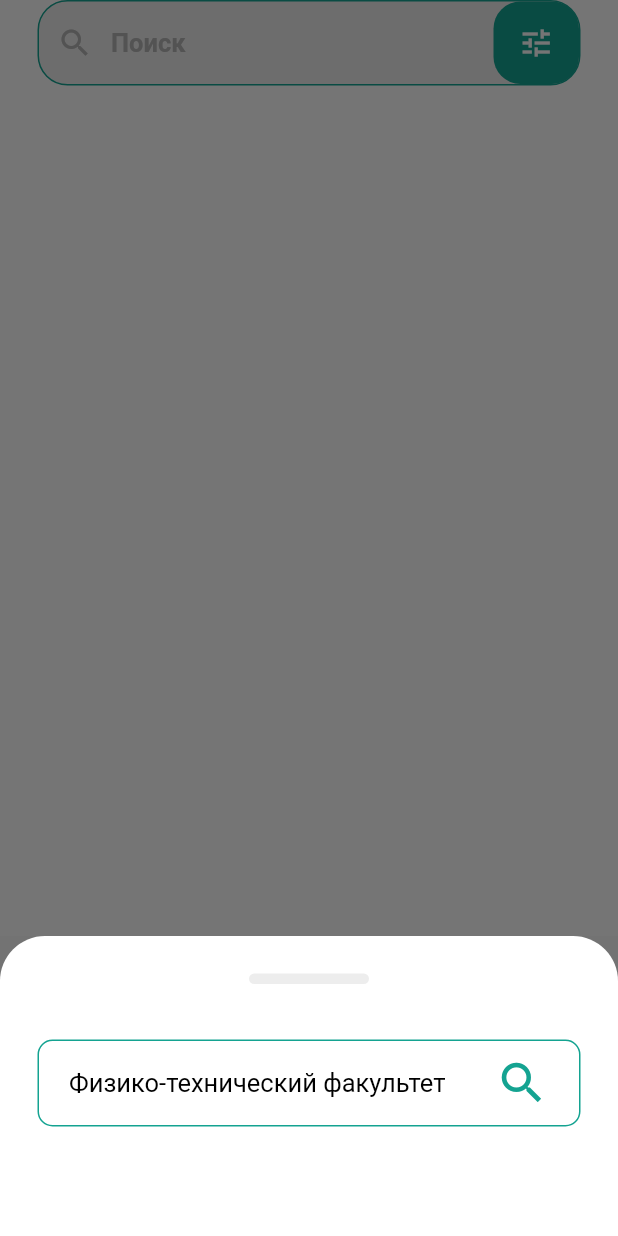
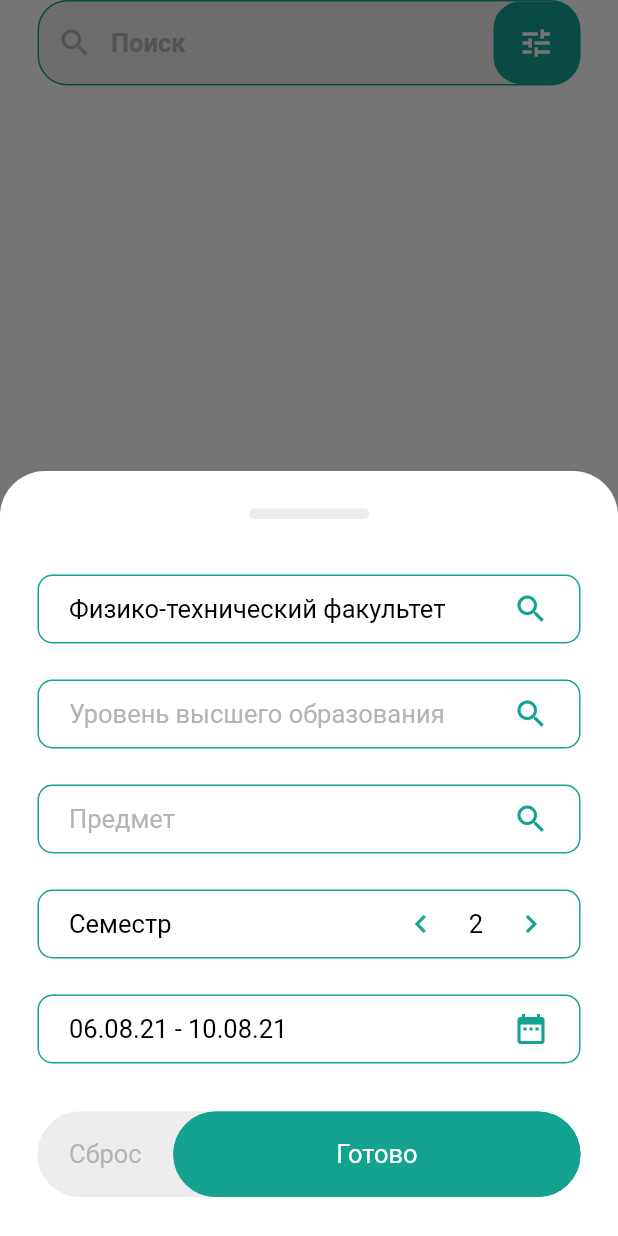
Before and after one commit to bytes7bytes7/lecture, a Flutter app: the HomeSearchBar widget shown alone on an empty page, opened directly, after a tap on the "tune" icon, on a phone screen of 412 x 824 dp. Run offline on Flutter 3.47's test engine with Material 2 defaults, Android fonts, the phone set to English and light mode, and no system bars; missing offline and left inert: zefyrka; network calls fail.

Commit message:
added showFilterOverlay

```diff
--- a/lib/constants.dart
+++ b/lib/constants.dart
@@ -1,6 +1,4 @@
 import 'package:flutter/material.dart';
-
-typedef VoidFunction = void Function();
 
 abstract class ConstantColors{
   static const Color primaryColor = Color(0xFF14A391);
@@ -22,4 +20,6 @@ abstract class ConstantMessages{
   static const String exit = 'Выход';
   static const String choose = 'Выбрать';
   static const String clear = 'Очистить';
+  static const String less = 'Меньше';
+  static const String more = 'Больше';
 }
--- /dev/null
+++ b/lib/overlays/show_filter_overlay.dart
@@ -0,0 +1,62 @@
+import 'package:flutter/material.dart';
+import 'package:lecture/widgets/double_button.dart';
+
+import '../widgets/select_date_field.dart';
+import '../widgets/select_number_field.dart';
+import '../widgets/select_field.dart';
+import '../widgets/drag_container.dart';
+
+void showFilterOverlay(
+  BuildContext context,
+) {
+  showModalBottomSheet<void>(
+    context: context,
+    backgroundColor: Colors.transparent,
+    isScrollControlled: true,
+    constraints: const BoxConstraints(maxHeight: 510),
+    builder: (BuildContext context) {
+      return Container(
+        decoration: BoxDecoration(
+          color: Theme.of(context).scaffoldBackgroundColor,
+          borderRadius: const BorderRadius.only(
+            topLeft: Radius.circular(30.0),
+            topRight: Radius.circular(30.0),
+          ),
+        ),
+        child: Center(
+          child: Column(
+            children: <Widget>[
+              const DragContainer(),
+              const SelectField(
+                text: 'Физико-технический факультет',
+                defaultText: 'Факультет',
+              ),
+              const SelectField(
+                text: '',
+                defaultText: 'Уровень высшего образования',
+              ),
+              const SelectField(
+                text: '',
+                defaultText: 'Предмет',
+              ),
+              const SelectNumberField(
+                title: 'Семестр',
+                number: 2,
+              ),
+              const SelectDateField(
+                startDate: '06.08.21',
+                endDate: '10.08.21',
+              ),
+              DoubleButton(
+                prefix: 'Сброс',
+                prefixOnPressed: () {},
+                suffix: 'Готово',
+                suffixOnPressed: () {},
+              ),
+            ],
+          ),
+        ),
+      );
+    },
+  );
+}
--- a/lib/screens/home_screen.dart
+++ b/lib/screens/home_screen.dart
@@ -99,15 +99,7 @@ class HomeScreen extends StatelessWidget {
                 );
               } else if (snapshot.data is LectureDataState) {
                 LectureDataState state = snapshot.data as LectureDataState;
-                return NotificationListener<ScrollNotification>(
-                  onNotification: (ScrollNotification scrollNotification) {
-                    if (scrollNotification.metrics.pixels >
-                        scrollNotification.metrics.maxScrollExtent) {
-                      // TODO: load next page of lectures
-                    }
-                    return true;
-                  },
-                  child: ListView.builder(
+                return ListView.builder(
                   physics: const AlwaysBouncingScrollPhysics(),
                   itemCount: state.lectures.length + 1,
                   itemBuilder: (context, index) {
@@ -158,7 +150,6 @@ class HomeScreen extends StatelessWidget {
                         );
                     }
                   },
-                  ),
                 );
               } else {
                 return const ErrorLabel();
--- /dev/null
+++ b/lib/widgets/double_button.dart
@@ -0,0 +1,81 @@
+import 'package:flutter/material.dart';
+
+class DoubleButton extends StatelessWidget {
+  const DoubleButton({
+    Key? key,
+    required this.prefix,
+    required this.prefixOnPressed,
+    required this.suffix,
+    required this.suffixOnPressed,
+  }) : super(key: key);
+
+  final String prefix;
+  final VoidCallback prefixOnPressed;
+  final String suffix;
+  final VoidCallback suffixOnPressed;
+
+  @override
+  Widget build(BuildContext context) {
+    return Container(
+      margin: const EdgeInsets.symmetric(horizontal: 25.0, vertical: 20.0),
+      height: 57.0,
+      width: double.infinity,
+      child: OutlinedButton(
+        style: OutlinedButton.styleFrom(
+          padding: const EdgeInsets.all(0),
+          primary: Theme.of(context).hintColor,
+          backgroundColor: Theme.of(context).disabledColor,
+          side: BorderSide(
+            color: Theme.of(context).disabledColor,
+          ),
+          shape: RoundedRectangleBorder(
+            borderRadius: BorderRadius.circular(30.0),
+          ),
+        ),
+        child: Row(
+          crossAxisAlignment: CrossAxisAlignment.stretch,
+          children: [
+            Flexible(
+              flex: 1,
+              fit: FlexFit.tight,
+              child: Align(
+                alignment: Alignment.center,
+                child: Text(
+                  prefix,
+                  style: Theme.of(context)
+                      .textTheme
+                      .bodyText1!
+                      .copyWith(color: Theme.of(context).hintColor),
+                ),
+              ),
+            ),
+            Flexible(
+              flex: 3,
+              fit: FlexFit.tight,
+              child: OutlinedButton(
+                style: OutlinedButton.styleFrom(
+                  padding: const EdgeInsets.all(0),
+                  primary: Theme.of(context).scaffoldBackgroundColor,
+                  backgroundColor: Theme.of(context).primaryColor,
+                  shape: RoundedRectangleBorder(
+                    borderRadius: BorderRadius.circular(30.0),
+                  ),
+                  side: BorderSide(
+                    color: Theme.of(context).primaryColor,
+                  ),
+                ),
+                child: Text(
+                  suffix,
+                  style: Theme.of(context).textTheme.bodyText1!.copyWith(
+                      color: Theme.of(context).scaffoldBackgroundColor),
+                ),
+                onPressed: () {},
+              ),
+            ),
+          ],
+        ),
+        onPressed: () {},
+      ),
+    );
+  }
+}
--- a/lib/widgets/home_search_bar.dart
+++ b/lib/widgets/home_search_bar.dart
@@ -1,8 +1,6 @@
 import 'package:flutter/material.dart';
-import 'package:lecture/constants.dart';
-import 'package:lecture/widgets/sized_icon_button.dart';
 
-import 'drag_container.dart';
+import '../overlays/show_filter_overlay.dart';
 
 class HomeSearchBar extends StatelessWidget {
   const HomeSearchBar({
@@ -57,63 +55,7 @@ class HomeSearchBar extends StatelessWidget {
                 padding: const EdgeInsets.all(0),
                 minWidth: 0,
                 onPressed: () {
-                  showModalBottomSheet<void>(
-                    context: context,
-                    builder: (BuildContext context) {
-                      return Container(
-                        height: 200,
-                        color: const Color(0xFF737373),
-                        child: Container(
-                          height: 200,
-                          decoration: BoxDecoration(
-                            color: Theme.of(context).scaffoldBackgroundColor,
-                            borderRadius: const BorderRadius.only(
-                              topLeft: Radius.circular(30.0),
-                              topRight: Radius.circular(30.0),
-                            ),
-                          ),
-                          child: Center(
-                            child: Column(
-                              children: <Widget>[
-                                const DragContainer(),
-                                Container(
-                                  margin: const EdgeInsets.symmetric(
-                                      horizontal: 25.0, vertical: 12.0),
-                                  padding: const EdgeInsets.symmetric(
-                                      horizontal: 20.0, vertical: 10.0),
-                                  decoration: BoxDecoration(
-                                    color: Theme.of(context)
-                                        .scaffoldBackgroundColor,
-                                    borderRadius: BorderRadius.circular(10.0),
-                                    border: Border.all(
-                                      color: Theme.of(context).primaryColor,
-                                    ),
-                                  ),
-                                  child: Row(
-                                    children: [
-                                      Expanded(
-                                        child: Text(
-                                          'Физико-технический факультет',
-                                          style: Theme.of(context)
-                                              .textTheme
-                                              .bodyText1,
-                                        ),
-                                      ),
-                                      SizedIconButton(
-                                        icon: Icons.search,
-                                        onPressed: () {},
-                                        message: ConstantMessages.choose,
-                                      ),
-                                    ],
-                                  ),
-                                ),
-                              ],
-                            ),
-                          ),
-                        ),
-                      );
-                    },
-                  );
+                  showFilterOverlay(context);
                 },
                 child: Icon(
                   Icons.tune,
--- /dev/null
+++ b/lib/widgets/select_date_field.dart
@@ -0,0 +1,46 @@
+import 'package:flutter/material.dart';
+
+import '../constants.dart';
+import 'sized_icon_button.dart';
+
+class SelectDateField extends StatelessWidget {
+  const SelectDateField({
+    Key? key,
+    required this.startDate,
+    this.endDate = '',
+  }) : super(key: key);
+
+  final String startDate;
+  final String endDate;
+
+  @override
+  Widget build(BuildContext context) {
+    return Container(
+      margin: const EdgeInsets.symmetric(horizontal: 25.0, vertical: 12.0),
+      padding: const EdgeInsets.symmetric(horizontal: 20.0, vertical: 10.0),
+      decoration: BoxDecoration(
+        color: Theme.of(context).scaffoldBackgroundColor,
+        borderRadius: BorderRadius.circular(10.0),
+        border: Border.all(
+          color: Theme.of(context).primaryColor,
+        ),
+      ),
+      child: Row(
+        children: [
+          Expanded(
+            child: Text(
+              (endDate.isNotEmpty) ? '$startDate - $endDate' : startDate,
+              style: Theme.of(context).textTheme.bodyText1,
+            ),
+          ),
+          SizedIconButton(
+            size: 24.0,
+            icon: Icons.date_range,
+            onPressed: () {},
+            message: ConstantMessages.choose,
+          ),
+        ],
+      ),
+    );
+  }
+}
--- /dev/null
+++ b/lib/widgets/select_field.dart
@@ -0,0 +1,54 @@
+import 'package:flutter/material.dart';
+
+import '../constants.dart';
+import 'sized_icon_button.dart';
+
+class SelectField extends StatelessWidget {
+  const SelectField({
+    Key? key,
+    required this.text,
+    required this.defaultText,
+  }) : super(key: key);
+
+  final String text;
+  final String defaultText;
+
+  @override
+  Widget build(BuildContext context) {
+    return Container(
+      margin: const EdgeInsets.symmetric(horizontal: 25.0, vertical: 12.0),
+      padding: const EdgeInsets.symmetric(horizontal: 20.0, vertical: 10.0),
+      decoration: BoxDecoration(
+        color: Theme.of(context).scaffoldBackgroundColor,
+        borderRadius: BorderRadius.circular(10.0),
+        border: Border.all(
+          color: Theme.of(context).primaryColor,
+        ),
+      ),
+      child: Row(
+        children: [
+          Expanded(
+            child: (text.isNotEmpty)
+                ? Text(
+                    text,
+                    style: Theme.of(context).textTheme.bodyText1,
+                  )
+                : Text(
+                    defaultText,
+                    style: Theme.of(context)
+                        .textTheme
+                        .bodyText1!
+                        .copyWith(color: Theme.of(context).hintColor),
+                  ),
+          ),
+          SizedIconButton(
+            size: 24.0,
+            icon: Icons.search,
+            onPressed: () {},
+            message: ConstantMessages.choose,
+          ),
+        ],
+      ),
+    );
+  }
+}
--- a/lib/widgets/select_item_row.dart
+++ b/lib/widgets/select_item_row.dart
@@ -13,7 +13,7 @@ class SelectItemRow extends StatelessWidget {
 
   final String hintText;
   final ValueNotifier<String> text;
-  final VoidFunction onPressed;
+  final VoidCallback onPressed;
 
   @override
   Widget build(BuildContext context) {
--- /dev/null
+++ b/lib/widgets/select_number_field.dart
@@ -0,0 +1,59 @@
+import 'package:flutter/material.dart';
+
+import '../constants.dart';
+import 'sized_icon_button.dart';
+
+class SelectNumberField extends StatelessWidget {
+  const SelectNumberField({
+    Key? key,
+    required this.title,
+    required this.number,
+  }) : super(key: key);
+
+  final String title;
+  final int number;
+
+  @override
+  Widget build(BuildContext context) {
+    return Container(
+      margin: const EdgeInsets.symmetric(horizontal: 25.0, vertical: 12.0),
+      padding: const EdgeInsets.symmetric(horizontal: 20.0, vertical: 10.0),
+      decoration: BoxDecoration(
+        color: Theme.of(context).scaffoldBackgroundColor,
+        borderRadius: BorderRadius.circular(10.0),
+        border: Border.all(
+          color: Theme.of(context).primaryColor,
+        ),
+      ),
+      child: Row(
+        children: [
+          Expanded(
+            child: Text(
+              title,
+              style: Theme.of(context).textTheme.bodyText1,
+            ),
+          ),
+          SizedIconButton(
+            size: 24.0,
+            icon: Icons.keyboard_arrow_left,
+            onPressed: () {},
+            message: ConstantMessages.less,
+          ),
+          Padding(
+            padding: const EdgeInsets.symmetric(horizontal: 20.0),
+            child: Text(
+              number.toString(),
+              style: Theme.of(context).textTheme.bodyText1,
+            ),
+          ),
+          SizedIconButton(
+            size: 24.0,
+            icon: Icons.keyboard_arrow_right,
+            onPressed: () {},
+            message: ConstantMessages.more,
+          ),
+        ],
+      ),
+    );
+  }
+}
--- a/lib/widgets/sized_icon_button.dart
+++ b/lib/widgets/sized_icon_button.dart
@@ -1,5 +1,4 @@
 import 'package:flutter/material.dart';
-import 'package:lecture/constants.dart';
 
 class SizedIconButton extends StatelessWidget {
   const SizedIconButton({
@@ -8,17 +7,18 @@ class SizedIconButton extends StatelessWidget {
     required this.icon,
     required this.onPressed,
     required this.message,
-    this.splashRadius = 14,
+    this.splashRadius = 22,
   }) : super(key: key);
 
   final double size;
   final IconData icon;
-  final VoidFunction onPressed;
+  final VoidCallback onPressed;
   final String message;
   final double splashRadius;
 
   @override
   Widget build(BuildContext context) {
+    // TODO: hoverColor disappears on filter overlay
     return SizedBox(
       height: size,
       width: size,
```
Lines whose indentation alone changed are shown as unchanged.
